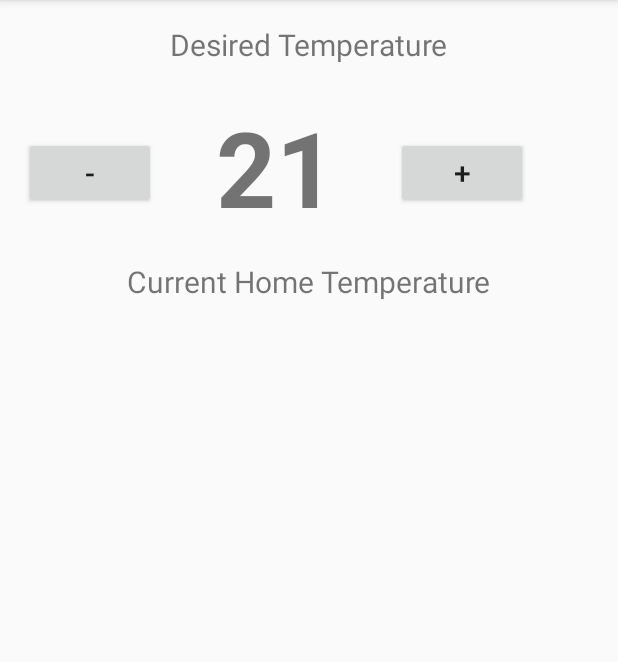
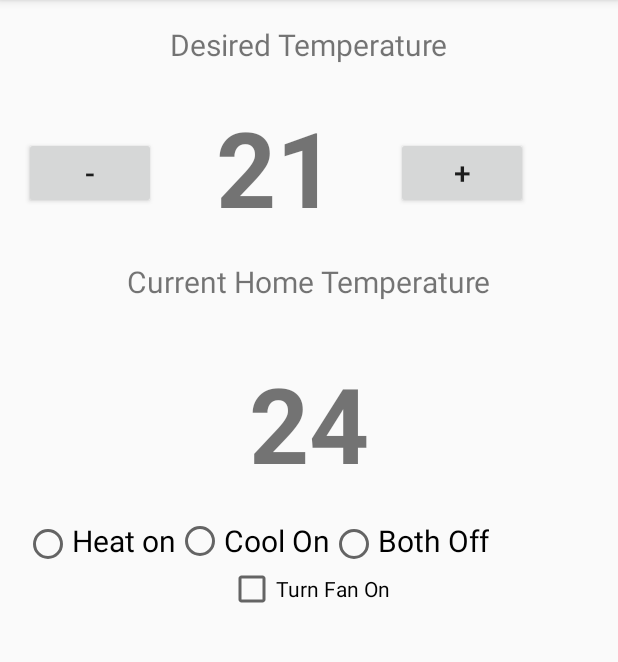
Before and after one commit to bheydarii/Temp_Sens_App, an Android app: the screen it shows after launch (MainActivity), on a phone screen of 412 x 824 dp, the part 84-746 px from its top. Run offline under Robolectric (Android 15) with nearby library versions, the phone set to English and light mode, and no system bars.

Commit message:
added spinner, radio buttons and checkmark

```diff
--- a/app/src/main/res/layout/activity_main.xml
+++ b/app/src/main/res/layout/activity_main.xml
@@ -84,5 +84,52 @@
         android:text="Current Home Temperature"
         android:textSize="20sp"
         android:layout_weight="0.05" />
+    <TextView
+        android:id="@+id/actual_number"
+        android:layout_width="wrap_content"
+        android:layout_height="wrap_content"
+        android:layout_marginBottom="16dp"
+        android:layout_marginLeft="40dp"
+        android:layout_marginRight="40dp"
+        android:layout_marginTop="16dp"
+        android:text="24"
+        android:textStyle="bold"
+        android:textSize="70sp" />
+
+    <RadioGroup
+        android:layout_width="fill_parent"
+        android:layout_height="wrap_content"
+        android:orientation="horizontal">
+        <RadioButton android:id="@+id/hot"
+            android:layout_width="wrap_content"
+            android:layout_height="wrap_content"
+            android:text="Heat on"
+            android:onClick="onRadioButtonClicked"
+            android:textSize="20sp"
+            android:gravity="left"/>
+        <RadioButton android:id="@+id/cold"
+            android:layout_width="wrap_content"
+            android:layout_height="wrap_content"
+            android:text="Cool On"
+            android:onClick="onRadioButtonClicked"
+            android:textSize="20sp"
+            android:gravity="center"/>
+        <RadioButton
+            android:id="@+id/none"
+            android:layout_width="wrap_content"
+            android:layout_height="wrap_content"
+            android:text="Both Off"
+            android:onClick="onRadioButtonClicked"
+            android:textSize="20sp"
+            android:gravity="right"/>
+    </RadioGroup>
+
+    <CheckBox android:id="@+id/fan"
+        android:layout_width="wrap_content"
+        android:layout_height="wrap_content"
+        android:text="Turn Fan On"
+        android:onClick="onCheckboxClicked"
+        android:layout_gravity="center"/>
+
 
 </LinearLayout>
```
Also changed, not shown: app/src/main/java/com/example/bahar/cap2/MainActivity.java (+59 -8 lines), app/src/main/res/layout/popup.xml (added, +33 -0 lines).
